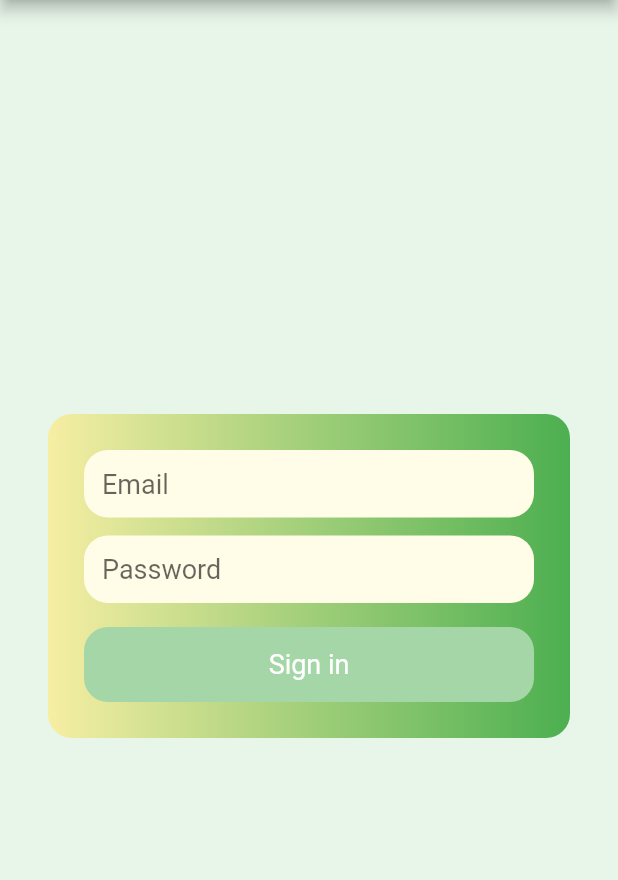
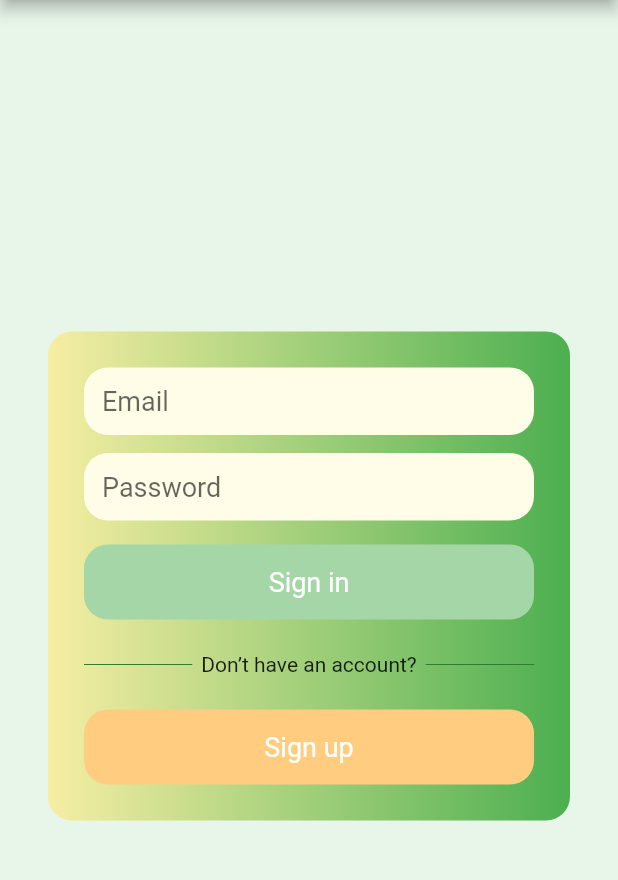
Before and after one commit to ChaiyapanJack/project_flutter_mobile_app_kmutt, a Flutter app: the screen it shows after launch, on a phone screen of 412 x 824 dp, the part 84-964 px from its top. Run offline on Flutter 3.47's test engine with Material 2 defaults, Android fonts, the phone set to English and light mode, and no system bars; our stand-ins replace firebase_auth, firebase_core; missing offline and left inert: flutterfire_ui; accounts and stored records are empty.

Commit message:
delect file old project

```diff
--- a/lib/app.dart
+++ /dev/null
@@ -1,18 +0,0 @@
-import 'package:flutter/material.dart';
-
-import 'auth_gate.dart';
-
-class MyApp extends StatelessWidget {
-  const MyApp({super.key});
-  @override
-  Widget build(BuildContext context) {
-    return MaterialApp(
-      debugShowCheckedModeBanner: false,
-      theme: ThemeData(
-        primarySwatch: Colors.blue,
-        useMaterial3: true,
-      ),
-      home: const AuthGate(),
-    );
-  }
-}
--- a/lib/login_signup_page.dart
+++ b/lib/login_signup_page.dart
@@ -35,6 +35,8 @@ class _MyLoginPageState extends State<MyLoginPage> {
                       buildTextFieldEmail(),
                       buildTextFieldPassword(),
                       buildButtonSignIn(),
+                      buildOtherLine(),
+                      buildButtonRegister()
                     ],
                   )),
             )));
@@ -93,3 +95,43 @@ class _MyLoginPageState extends State<MyLoginPage> {
             style: TextStyle(fontSize: 18)));
   }
 }
+
+Widget buildOtherLine() {
+  return Container(
+      margin: EdgeInsets.only(top: 16),
+      child: Row(children: <Widget>[
+        Expanded(child: Divider(color: Colors.green[800])),
+        Padding(
+            padding: EdgeInsets.all(6),
+            child: Text("Don’t have an account?",
+                style: TextStyle(color: Colors.black87))),
+        Expanded(child: Divider(color: Colors.green[800])),
+      ]));
+}
+
+Container buildButtonRegister() {
+  return Container(
+      constraints: BoxConstraints.expand(height: 50),
+      child: Center(
+        child: Container(
+          child: Material(
+            type: MaterialType.transparency,
+            child: InkWell(
+              borderRadius: BorderRadius.all(Radius.circular(16)),
+              onTap: () {
+                print('Tapped Button sign up');
+              },
+              child: Text(
+                "Sign up",
+                textAlign: TextAlign.center,
+                style: TextStyle(fontSize: 18, color: Colors.white),
+              ),
+            ),
+          ),
+        ),
+      ),
+      decoration: BoxDecoration(
+          borderRadius: BorderRadius.circular(16), color: Colors.orange[200]),
+      margin: EdgeInsets.only(top: 16),
+      padding: EdgeInsets.all(12));
+}
```
Also changed, not shown: lib/auth_gate.dart (deleted, +0 -12 lines), 1 other file.
